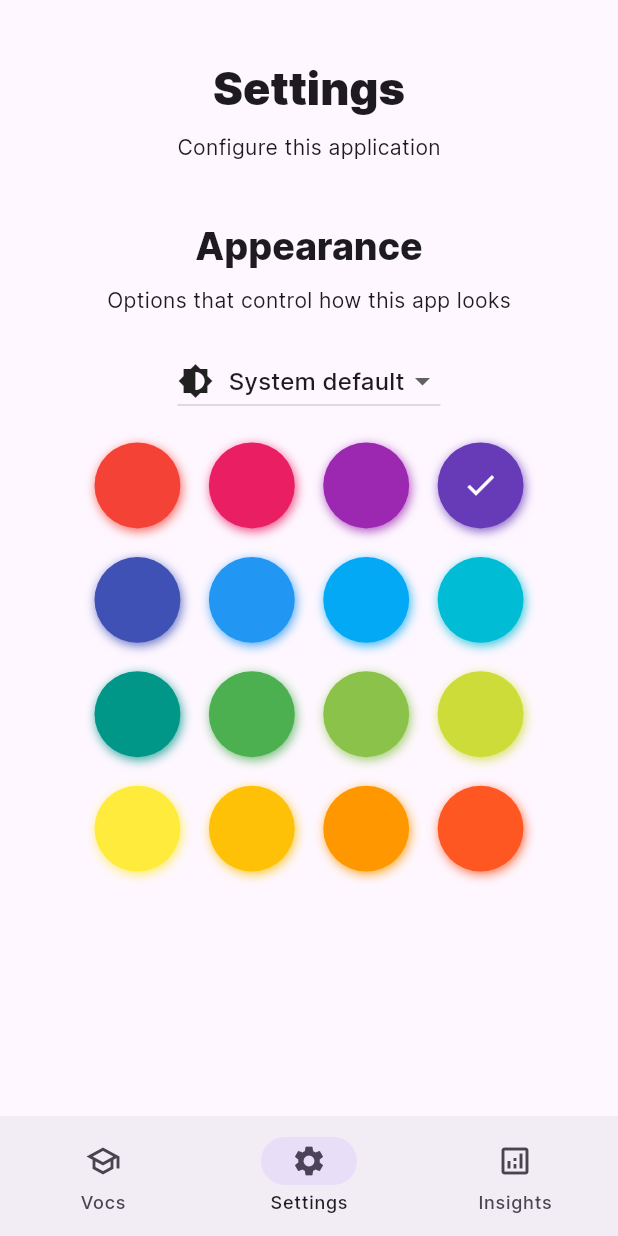
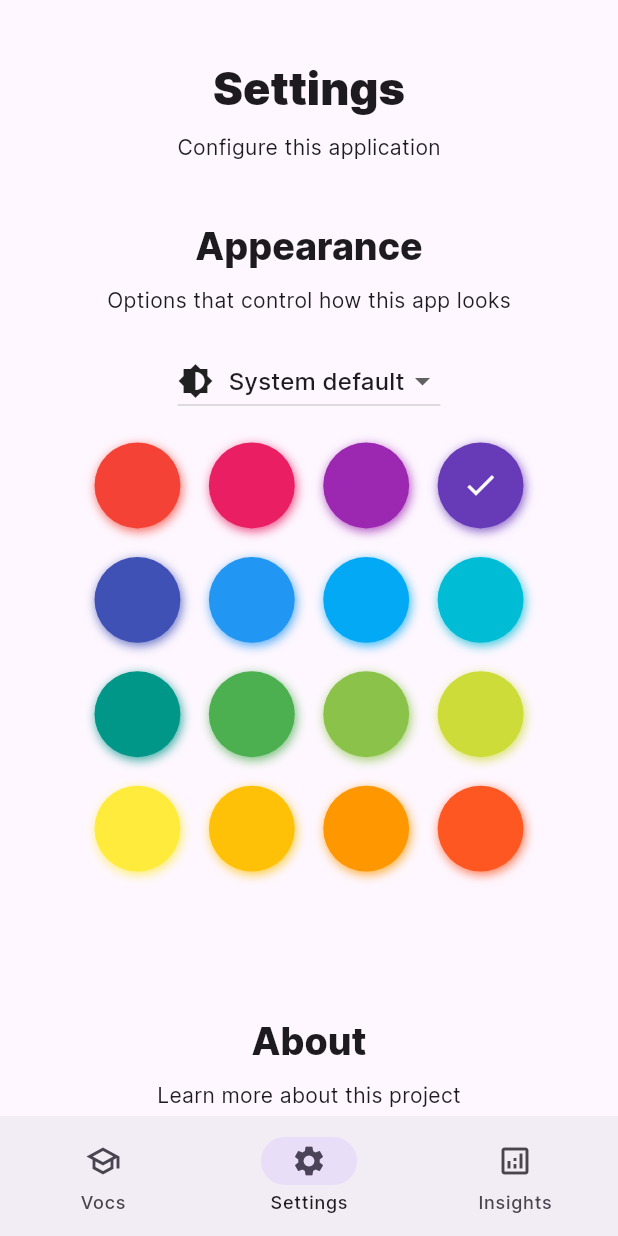
Before and after one commit to lbirkert/frenchscape, a Flutter app: the screen it shows after launch, item 2 of the bottom bar chosen, on a phone screen of 412 x 824 dp. Run offline on Flutter 3.47's test engine with Material 2 defaults, Android fonts, the phone set to English and light mode, and no system bars; drawn by our look-alikes of flutter_colorpicker; our stand-ins replace objectbox; generated files the repository leaves out were written again.

Commit message:
Add about section

```diff
--- a/lib/settings.dart
+++ b/lib/settings.dart
@@ -3,6 +3,7 @@ import "main.dart";
 import 'package:flutter_colorpicker/flutter_colorpicker.dart';
 import "package:flutter/material.dart";
 import "package:objectbox/objectbox.dart";
+import 'package:url_launcher/url_launcher.dart';
 
 @Entity()
 class Setting {
@@ -144,6 +145,31 @@ class _SettingsPageState extends State<SettingsPage>{
                     Setting.colorSchemeSeed = c;
                   },
                 ),
+                const SizedBox(height: 30),
+
+                Text("About", style: Theme.of(context).textTheme.headlineMedium),
+                const SizedBox(height: 10),
+                const Text("Learn more about this project"),
+                const SizedBox(height: 20),
+                Row(
+                  mainAxisAlignment: MainAxisAlignment.center,
+                  children: [
+                    FilledButton(
+                      child: const Text("Github"),
+                      onPressed: () async {
+                        final uri = Uri.parse("https://github.com/KekOnTheWorld/frenchscape");
+                        if (await canLaunchUrl(uri)) {
+                          await launchUrl(uri);
+                        }
+                      }
+                    ),
+                    const SizedBox(width: 10),
+                    OutlinedButton(
+                      child: const Text("Licenses"),
+                      onPressed: () => showLicensePage(context: context)
+                    )
+                  ]
+                )
               ]
             )
           )
--- a/lib/vocs.dart
+++ b/lib/vocs.dart
@@ -89,9 +89,7 @@ class _VocPageState extends State<VocPage> {
         child: FloatingActionButton(
           child: const Icon(Icons.add),
           onPressed: () {
-            Navigator.push(context, MaterialPageRoute(builder: (context) {
-              return const VocNewPage();
-            }));
+            Navigator.push(context, MaterialPageRoute(builder: (context) => const VocNewPage()));
           }
         )
       )
--- a/pubspec.yaml
+++ b/pubspec.yaml
@@ -36,6 +36,7 @@ dependencies:
   path: ^1.8.2
   path_provider: ^2.0.12
   objectbox_flutter_libs: ^1.7.2
+  url_launcher: ^6.1.9
 
 dev_dependencies:
   flutter_test:
```
Also changed, not shown: pubspec.lock, 5 other files.
